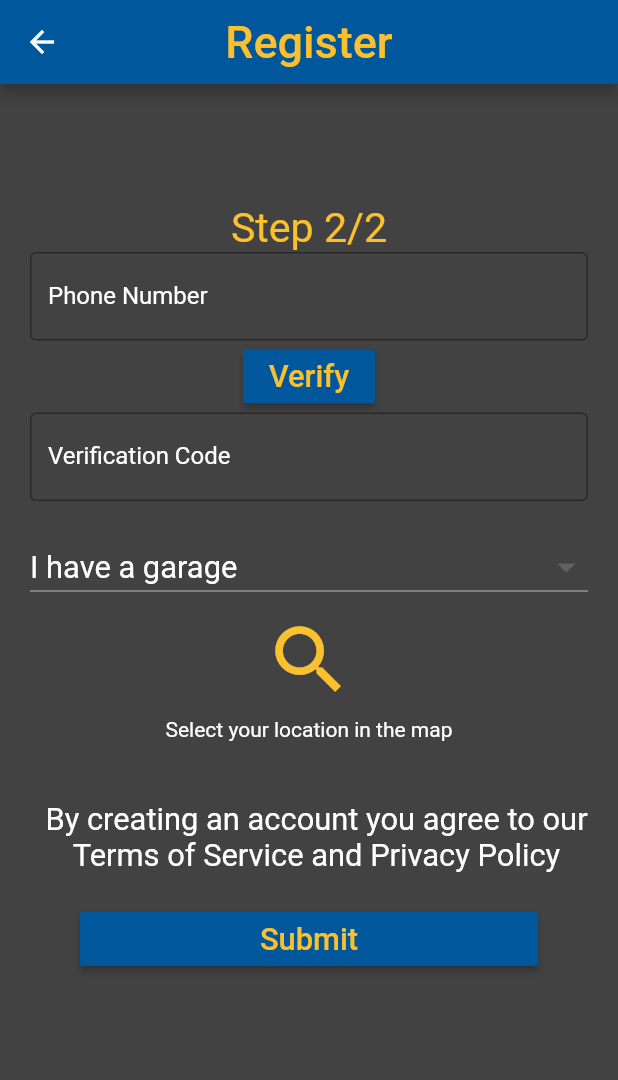
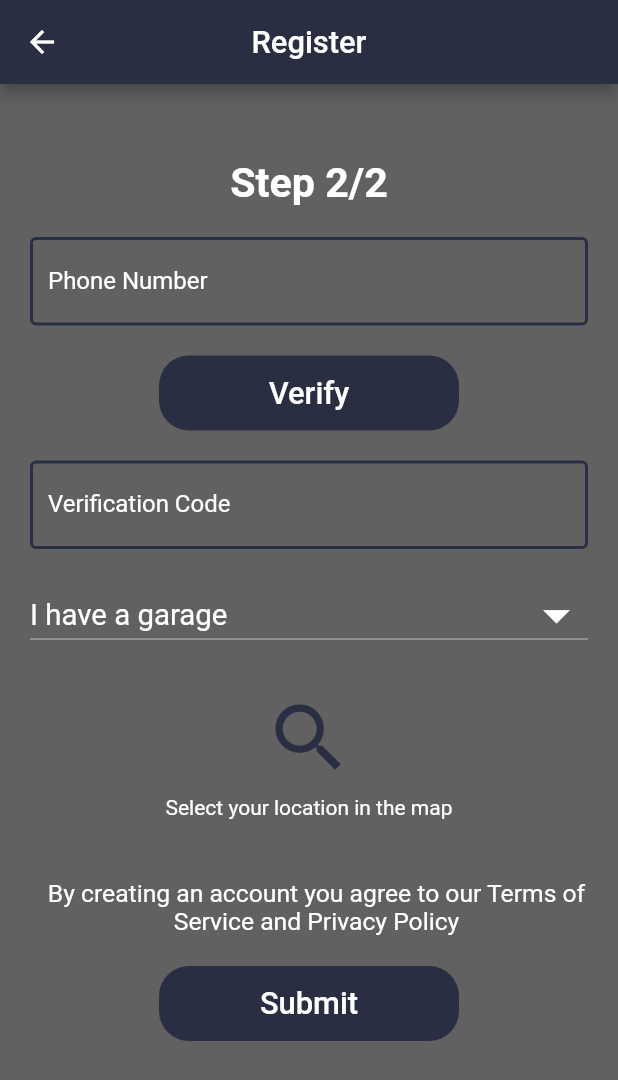
Before and after one commit to FixMe-Application/FixMe, a Flutter app: the RegisterGarage screen opened directly with empty values, on a phone screen of 412 x 824 dp. Shown: the top 1080 px of the screen. Run offline on Flutter 3.47's test engine with Material 2 defaults, Android fonts, the phone set to English and light mode, and no system bars; our stand-ins replace firebase_auth, firebase_core, flutter_credit_card, flutter_rating_bar, flutter_spinkit, geolocator and 2 more; missing offline and left inert: flutter_dialogflow, flutter_facebook_login, google_map_polyline; accounts and stored records are empty; network calls fail; project files that could hold a hidden picture were left out.

Commit message:
Modified 'Register' Page for 'Mechanics'

```diff
--- a/lib/Mechanic/Register/register-garage.dart
+++ b/lib/Mechanic/Register/register-garage.dart
@@ -37,48 +37,93 @@ class _RegisterGarageState extends State<RegisterGarage> {
     SizeConfig().init(context);
     return Scaffold(
         appBar: AppBar(
-          backgroundColor: Colors.lightBlue[900],
+          backgroundColor: Color(0xff2a2e43),
           title: Text(
             "Register",
-            style: TextStyle(fontSize: 30, color: Colors.yellow[700]),
+            style: TextStyle(
+              fontSize: SizeConfig.screenWidth / 20,
+              color: Colors.white,
+            ),
           ),
           centerTitle: true,
         ),
         body: Container(
             height: SizeConfig.screenHeight,
-            color: Colors.grey[800],
-            padding: const EdgeInsets.only(left: 20, top: 80, right: 20),
+            color: Colors.grey[700],
+            padding: const EdgeInsets.only(left: 20, top: 50, right: 20),
             child: SingleChildScrollView(
                 child: Form(
                     child: Column(children: <Widget>[
               Text(
                 "Step 2/2",
                 style: TextStyle(
-                    fontSize: SizeConfig.screenWidth / 15,
-                    color: Colors.yellow[700]),
+                  fontSize: SizeConfig.screenWidth / 15,
+                  fontWeight: FontWeight.bold,
+                  color: Colors.white,
+                ),
                 textAlign: TextAlign.center,
               ),
+              SizedBox(
+                height: 20.0,
+              ),
               TextFormField(
+                style: TextStyle(
+                  color: Colors.white,
+                ),
                 decoration: InputDecoration(
                   border: const OutlineInputBorder(
-                      borderSide:
-                          const BorderSide(color: Colors.grey, width: 1.0)),
+                    borderSide:
+                        const BorderSide(color: Colors.grey, width: 1.0),
+                  ),
+                  enabledBorder: OutlineInputBorder(
+                    borderSide: BorderSide(
+                      color: Color(0xff2a2e43),
+                      width: 2.0,
+                    ),
+                  ),
                   labelText: 'Phone Number',
                   hintText: "0XXXXXXX",
                   labelStyle: TextStyle(color: Colors.white),
                   hintStyle: TextStyle(color: Colors.white),
                 ),
               ),
-              RaisedButton(
-                  child: Text("Verify",
-                      style: TextStyle(fontSize: SizeConfig.screenWidth / 20)),
-                  color: Colors.lightBlue[900],
-                  textColor: Colors.yellow[700],
+              SizedBox(
+                height: 20.0,
+              ),
+              TextButton(
+                  style: TextButton.styleFrom(
+                    primary: Colors.white,
+                    backgroundColor: Color(0xff2a2e43),
+                    onSurface: Colors.grey,
+                    minimumSize: Size(200.0, 50.0),
+                    shape: const RoundedRectangleBorder(
+                      borderRadius: BorderRadius.all(Radius.circular(20.0)),
+                    ),
+                  ),
+                  child: Text(
+                    "Verify",
+                    style: TextStyle(
+                      fontSize: SizeConfig.screenWidth / 20,
+                    ),
+                  ),
                   onPressed: () {}),
+              SizedBox(
+                height: 20.0,
+              ),
               TextFormField(
+                style: TextStyle(
+                  color: Colors.white,
+                ),
                 decoration: InputDecoration(
                   border: const OutlineInputBorder(
-                      borderSide: const BorderSide(color: Colors.grey)),
+                    borderSide: const BorderSide(color: Colors.grey),
+                  ),
+                  enabledBorder: OutlineInputBorder(
+                    borderSide: BorderSide(
+                      color: Color(0xff2a2e43),
+                      width: 2.0,
+                    ),
+                  ),
                   labelText: 'Verification Code',
                   hintText: "XXXX",
                   labelStyle: TextStyle(color: Colors.white),
@@ -89,13 +134,17 @@ class _RegisterGarageState extends State<RegisterGarage> {
                 margin: EdgeInsets.all(10),
               ),
               DropdownButton<String>(
-                  dropdownColor: Colors.grey[800],
                   isExpanded: true,
                   value: dropdownValue,
-                  iconSize: 29,
+                  dropdownColor: Color(0xff2a2e43),
+                  icon: Icon(
+                    Icons.arrow_drop_down,
+                    color: Colors.white,
+                  ),
+                  iconSize: 42,
                   elevation: 2,
                   style: TextStyle(
-                      fontSize: SizeConfig.screenWidth / 20,
+                      fontSize: SizeConfig.screenWidth / 21,
                       color: Colors.white),
                   onChanged: (String newValue) {
                     setState(() {
@@ -109,6 +158,9 @@ class _RegisterGarageState extends State<RegisterGarage> {
                       child: Text(value),
                     );
                   }).toList()),
+              SizedBox(
+                height: 20.0,
+              ),
               Row(
                 mainAxisAlignment: MainAxisAlignment.center,
                 children: <Widget>[
@@ -116,22 +168,26 @@ class _RegisterGarageState extends State<RegisterGarage> {
                     IconButton(
                         icon: Icon(
                           Icons.search,
-                          color: Colors.yellow[700],
+                          color: Color(0xff2a2e43),
                         ),
                         tooltip: "Explorer",
                         iconSize: 60.0,
                         onPressed: () async {
                           result = await Navigator.push(
-                              context,
-                              MaterialPageRoute(
-                                  builder: (context) => LocationSelection()));
+                            context,
+                            MaterialPageRoute(
+                              builder: (context) => LocationSelection(),
+                            ),
+                          );
                           setState(() {
                             selectedLocation = result[0];
                             selectedLocationText = result[1];
                           });
                         }),
-                    Text(selectedLocationText,
-                        style: TextStyle(color: Colors.white))
+                    Text(
+                      selectedLocationText,
+                      style: TextStyle(color: Colors.white),
+                    )
                   ]),
                 ],
               ),
@@ -140,21 +196,29 @@ class _RegisterGarageState extends State<RegisterGarage> {
                 child: Text(
                   "By creating an account you agree to our Terms of Service and Privacy Policy",
                   style: TextStyle(
-                      fontSize: SizeConfig.screenWidth / 20,
+                      fontSize: SizeConfig.screenWidth / 25,
                       color: Colors.white),
                   textAlign: TextAlign.center,
                 ),
               ),
               Align(
                 alignment: Alignment.bottomCenter,
-                child: RaisedButton(
-                    padding: const EdgeInsets.only(left: 120, right: 120),
+                child: TextButton(
+                    style: TextButton.styleFrom(
+                      primary: Colors.white,
+                      backgroundColor: Color(0xff2a2e43),
+                      onSurface: Colors.grey,
+                      minimumSize: Size(200.0, 50.0),
+                      shape: const RoundedRectangleBorder(
+                        borderRadius: BorderRadius.all(Radius.circular(20.0)),
+                      ),
+                    ),
                     child: Text(
                       "Submit",
-                      style: TextStyle(fontSize: SizeConfig.screenWidth / 20),
+                      style: TextStyle(
+                        fontSize: SizeConfig.screenWidth / 20,
+                      ),
                     ),
-                    color: Colors.lightBlue[900],
-                    textColor: Colors.yellow[700],
                     onPressed: () async {
                       try {
                         User user = await _auth.registerWithEmailAndPassword(
```
